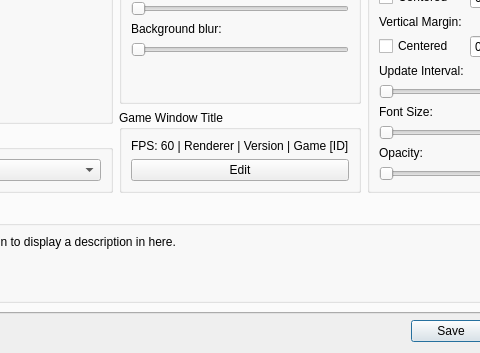
This is rpcs3/rpcs3qt/settings_dialog.ui in RPCS3/rpcs3 as Qt 5 draws it before an edit; both pictures show x 186 to 666 and y 283 to 636 of the 774 by 636 pixel window. The edited form follows.
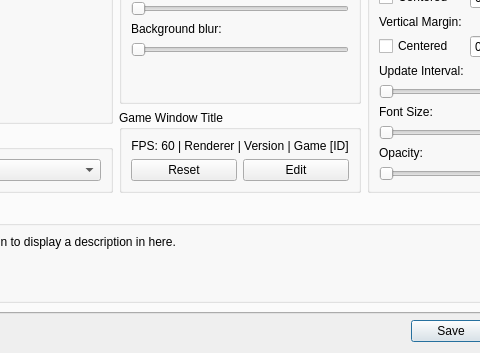
This is the edited form. The open tabs and pages were chosen to show the change. Icons and pictures are not drawn.

Commit message: Qt: add reset button to game window title and center the label

What changed in the file:
```diff
--- a/rpcs3/rpcs3qt/settings_dialog.ui
+++ b/rpcs3/rpcs3qt/settings_dialog.ui
@@ -2271,6 +2271,21 @@
                 <property name="text">
                  <string>FPS: 60 | Renderer | Version | Game [ID]</string>
                 </property>
+                <property name="alignment">
+                 <set>Qt::AlignCenter</set>
+                </property>
+               </widget>
+              </item>
+              <item>
+               <layout class="QHBoxLayout" name="layout_buttons_game_window_title">
+                <item>
+                 <widget class="QPushButton" name="reset_button_game_window_title_format">
+                  <property name="toolTip">
+                   <string>Reset the game window title to default</string>
+                  </property>
+                  <property name="text">
+                   <string>Reset</string>
+                  </property>
                </widget>
               </item>
               <item>
@@ -2282,6 +2297,8 @@
                  <string>Edit</string>
                 </property>
                </widget>
+                </item>
+               </layout>
               </item>
              </layout>
             </widget>
```
Left out of the diff: 2 changed lines with no effect on the pictures. Lines whose indentation alone changed are shown as unchanged. The commit also changes 1 other file.
